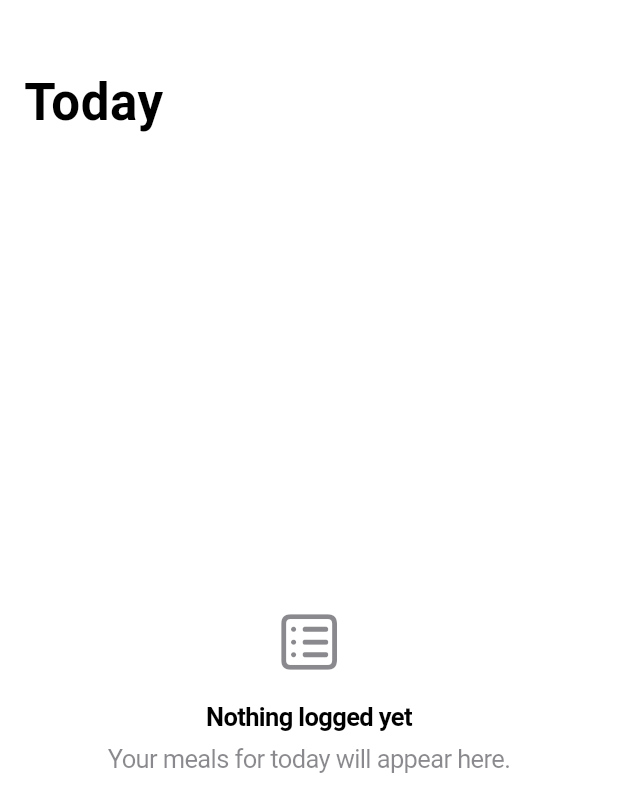
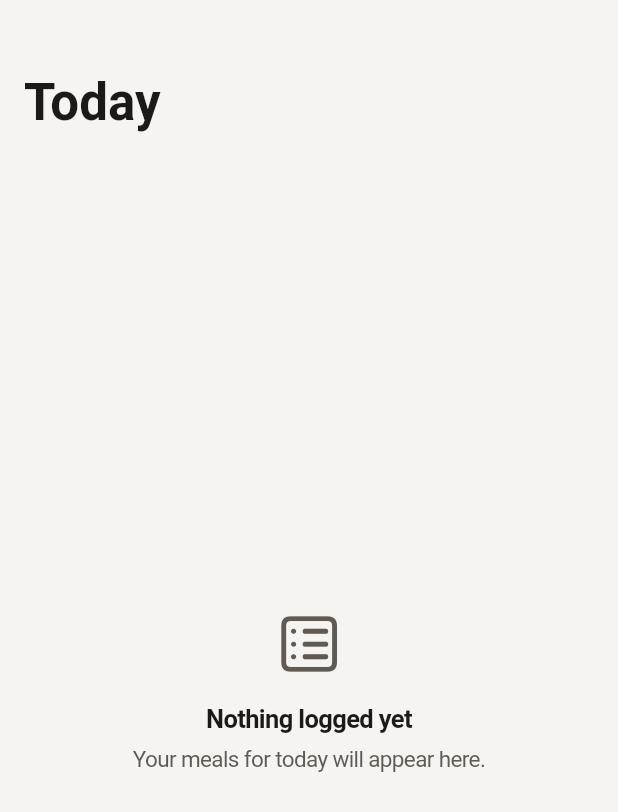
Before and after one commit to Rohithstrike/Food-Tracker, a Flutter app: the screen it shows after launch, on a phone screen of 412 x 824 dp. Shown: the top 812 px of the screen. Run offline on Flutter 3.47's test engine with Material 3 defaults, Android fonts, the phone set to English and light mode, and no system bars.

Commit message:
Add design system foundation: colours, spacing, typography, theme

```diff
--- /dev/null
+++ b/lib/core/design_system/app_colors.dart
@@ -0,0 +1,157 @@
+import 'package:flutter/cupertino.dart';
+
+/// Indian Food Tracker colour tokens.
+///
+/// Direction: "Warm paper, quiet ink, one spice".
+///
+/// Every token is a [CupertinoDynamicColor] with a light and dark value.
+/// Screens must use these tokens — never raw hex colours.
+///
+/// Resolve a token for the current appearance with:
+///   AppColors.textPrimary.resolveFrom(context)
+/// (Cupertino widgets and the theme resolve them automatically.)
+///
+/// Contrast ratios below are WCAG 2.x, calculated for each colour against
+/// [background], [surface] and [surfaceSecondary]. The lowest value is shown.
+/// They are re-checked automatically in test/design_system_test.dart.
+abstract final class AppColors {
+  // ---------------------------------------------------------------------------
+  // Surfaces
+  // ---------------------------------------------------------------------------
+
+  /// Page background. Warm off-white in light mode; warm near-black in dark.
+  static const CupertinoDynamicColor background =
+      CupertinoDynamicColor.withBrightness(
+    color: Color(0xFFF6F4F1),
+    darkColor: Color(0xFF0F0E0D),
+  );
+
+  /// Grouped sections and cards sitting on [background].
+  static const CupertinoDynamicColor surface =
+      CupertinoDynamicColor.withBrightness(
+    color: Color(0xFFFFFFFF),
+    darkColor: Color(0xFF1C1B19),
+  );
+
+  /// Sheets and floating controls. In dark mode, elevation is shown by a
+  /// lighter surface rather than shadows.
+  static const CupertinoDynamicColor surfaceElevated =
+      CupertinoDynamicColor.withBrightness(
+    color: Color(0xFFFFFFFF),
+    darkColor: Color(0xFF282624),
+  );
+
+  /// Input fields and pressed fills.
+  /// Rule: avoid small coloured text ([success], [carbs]) on this surface
+  /// in light mode — it falls below 4.5:1.
+  static const CupertinoDynamicColor surfaceSecondary =
+      CupertinoDynamicColor.withBrightness(
+    color: Color(0xFFEEEBE6),
+    darkColor: Color(0xFF2A2825),
+  );
+
+  /// Hairline dividers. Decorative only — never the sole carrier of meaning.
+  static const CupertinoDynamicColor separator =
+      CupertinoDynamicColor.withBrightness(
+    color: Color(0xFFDDD8D0),
+    darkColor: Color(0xFF3A3733),
+  );
+
+  // ---------------------------------------------------------------------------
+  // Text
+  // ---------------------------------------------------------------------------
+
+  /// Main text. Worst case: 14.60:1 light, 13.05:1 dark.
+  static const CupertinoDynamicColor textPrimary =
+      CupertinoDynamicColor.withBrightness(
+    color: Color(0xFF1C1A17),
+    darkColor: Color(0xFFF4F1EC),
+  );
+
+  /// Supporting labels. Worst case: 5.73:1 light, 5.82:1 dark.
+  static const CupertinoDynamicColor textSecondary =
+      CupertinoDynamicColor.withBrightness(
+    color: Color(0xFF605A53),
+    darkColor: Color(0xFFA9A29A),
+  );
+
+  /// Placeholders, hints and disabled text ONLY.
+  /// Below 4.5:1 (worst case 3.11:1 light, 3.32:1 dark), so never use it
+  /// for essential small text.
+  static const CupertinoDynamicColor textTertiary =
+      CupertinoDynamicColor.withBrightness(
+    color: Color(0xFF8A847C),
+    darkColor: Color(0xFF7D776F),
+  );
+
+  // ---------------------------------------------------------------------------
+  // Accent — cinnamon. Used only for actions and selection.
+  // ---------------------------------------------------------------------------
+
+  /// Buttons, links, selected states. Worst case: 5.22:1 light, 6.37:1 dark.
+  static const CupertinoDynamicColor accent =
+      CupertinoDynamicColor.withBrightness(
+    color: Color(0xFF9A4A26),
+    darkColor: Color(0xFFE39A6C),
+  );
+
+  /// Text and icons placed ON [accent] (e.g. a filled button label).
+  /// 6.21:1 light, 7.53:1 dark.
+  static const CupertinoDynamicColor onAccent =
+      CupertinoDynamicColor.withBrightness(
+    color: Color(0xFFFFFFFF),
+    darkColor: Color(0xFF1C1A17),
+  );
+
+  // ---------------------------------------------------------------------------
+  // Status
+  // ---------------------------------------------------------------------------
+
+  /// Confirmation. Light: 4.78:1 on background, 4.42:1 on surfaceSecondary
+  /// (avoid small text there). Dark worst case: 6.82:1.
+  static const CupertinoDynamicColor success =
+      CupertinoDynamicColor.withBrightness(
+    color: Color(0xFF2D7A4C),
+    darkColor: Color(0xFF6CC28E),
+  );
+
+  /// Cautions. Worst case: 4.77:1 light, 7.71:1 dark.
+  static const CupertinoDynamicColor warning =
+      CupertinoDynamicColor.withBrightness(
+    color: Color(0xFF8F5C00),
+    darkColor: Color(0xFFE3B556),
+  );
+
+  /// Errors. Worst case: 5.08:1 light, 5.81:1 dark.
+  static const CupertinoDynamicColor error =
+      CupertinoDynamicColor.withBrightness(
+    color: Color(0xFFB3362B),
+    darkColor: Color(0xFFF2837A),
+  );
+
+  // ---------------------------------------------------------------------------
+  // Nutrition — always shown WITH a text label; colour is never the only cue.
+  // ---------------------------------------------------------------------------
+
+  /// Protein — muted slate teal. Worst case: 4.99:1 light, 6.87:1 dark.
+  static const CupertinoDynamicColor protein =
+      CupertinoDynamicColor.withBrightness(
+    color: Color(0xFF2F6A88),
+    darkColor: Color(0xFF86B8D4),
+  );
+
+  /// Carbohydrates — turmeric ochre. Light: 4.61:1 on background,
+  /// 4.25:1 on surfaceSecondary (avoid small text there). Dark: 7.84:1.
+  static const CupertinoDynamicColor carbs =
+      CupertinoDynamicColor.withBrightness(
+    color: Color(0xFF8A6A12),
+    darkColor: Color(0xFFDDB963),
+  );
+
+  /// Fat — soft plum. Worst case: 5.29:1 light, 6.63:1 dark.
+  static const CupertinoDynamicColor fat =
+      CupertinoDynamicColor.withBrightness(
+    color: Color(0xFF8A4A7A),
+    darkColor: Color(0xFFCFA0C4),
+  );
+}
--- /dev/null
+++ b/lib/core/design_system/app_spacing.dart
@@ -0,0 +1,84 @@
+import 'package:flutter/widgets.dart';
+
+/// Indian Food Tracker spacing scale and layout rules.
+///
+/// Screens should prefer the semantic layout tokens (e.g. [pageMargin],
+/// [sectionGap]) and fall back to the raw scale only when no semantic
+/// token fits. Never type raw spacing numbers in screens.
+///
+/// Values are logical pixels.
+abstract final class AppSpacing {
+  // ---------------------------------------------------------------------------
+  // Raw scale (approved: 4, 8, 12, 16, 20, 24, 32, 40, 48, 64)
+  // ---------------------------------------------------------------------------
+
+  static const double xxs = 4;
+  static const double xs = 8;
+  static const double sm = 12;
+  static const double md = 16;
+  static const double lg = 20;
+  static const double xl = 24;
+  static const double xxl = 32;
+  static const double xxxl = 40;
+  static const double huge = 48;
+  static const double giant = 64;
+
+  // ---------------------------------------------------------------------------
+  // Semantic layout tokens — always taken from the raw scale above.
+  // ---------------------------------------------------------------------------
+
+  /// Left/right margin for page content.
+  static const double pageMargin = lg; // 20
+
+  /// Padding inside a grouped section or card.
+  static const double sectionPadding = md; // 16
+
+  /// Gap between two separate sections on a page.
+  static const double sectionGap = xxl; // 32
+
+  /// Gap between closely related items (e.g. a label and its value).
+  static const double itemGapTight = xs; // 8
+
+  /// Gap between related items within a section.
+  static const double itemGap = sm; // 12
+
+  /// Minimum width and height for anything tappable (Apple guideline).
+  /// Use as a minimum constraint only — never as a fixed content height.
+  static const double minTouchTarget = 44;
+
+  // ---------------------------------------------------------------------------
+  // Ready-made insets
+  // ---------------------------------------------------------------------------
+
+  /// Horizontal page margins only.
+  static const EdgeInsets pageHorizontal =
+      EdgeInsets.symmetric(horizontal: pageMargin);
+
+  /// Padding inside a grouped section or card.
+  static const EdgeInsets sectionInsets = EdgeInsets.all(sectionPadding);
+}
+
+/// Indian Food Tracker corner radii.
+///
+/// Only these four radii are allowed, to keep shapes consistent.
+abstract final class AppRadius {
+  /// Inputs and small controls.
+  static const double small = 10;
+
+  /// Grouped sections and cards.
+  static const double medium = 14;
+
+  /// Sheets and floating bars.
+  static const double large = 22;
+
+  /// Fully rounded pills and the future floating navigation.
+  /// 999 fully rounds any control shorter than ~2000 px.
+  static const double capsule = 999;
+
+  static const BorderRadius smallAll = BorderRadius.all(Radius.circular(small));
+  static const BorderRadius mediumAll =
+      BorderRadius.all(Radius.circular(medium));
+  static const BorderRadius largeAll = BorderRadius.all(Radius.circular(large));
+  static const BorderRadius capsuleAll =
+      BorderRadius.all(Radius.circular(capsule));
+}
--- /dev/null
+++ b/lib/core/design_system/app_typography.dart
@@ -0,0 +1,102 @@
+import 'package:flutter/cupertino.dart';
+
+/// Indian Food Tracker typography.
+///
+/// Styles here are deliberately COLOURLESS. Apply colour where the style is
+/// used, from AppColors, resolved for the current appearance:
+///
+///   AppTypography.body.copyWith(
+///     color: AppColors.textPrimary.resolveFrom(context),
+///   )
+///
+/// Sizes follow the iOS default text-size scale. Flutter applies the user's
+/// text-scaling setting on top of these sizes automatically — never wrap
+/// text in fixed-height containers.
+///
+/// Font families match those used by Flutter's own Cupertino defaults:
+/// on iOS they resolve to the system font; in Chrome a fallback font is used.
+abstract final class AppTypography {
+  static const String _textFamily = 'CupertinoSystemText';
+  static const String _displayFamily = 'CupertinoSystemDisplay';
+
+  /// Page titles, e.g. "Today".
+  static const TextStyle largeTitle = TextStyle(
+    fontFamily: _displayFamily,
+    fontSize: 34,
+    fontWeight: FontWeight.w700,
+  );
+
+  /// Section headers on key screens.
+  static const TextStyle title = TextStyle(
+    fontFamily: _displayFamily,
+    fontSize: 22,
+    fontWeight: FontWeight.w600,
+  );
+
+  /// List-row titles and emphasised short text.
+  static const TextStyle headline = TextStyle(
+    fontFamily: _textFamily,
+    fontSize: 17,
+    fontWeight: FontWeight.w600,
+    letterSpacing: -0.41,
+  );
+
+  /// Default reading text.
+  static const TextStyle body = TextStyle(
+    fontFamily: _textFamily,
+    fontSize: 17,
+    fontWeight: FontWeight.w400,
+    letterSpacing: -0.41,
+  );
+
+  /// Secondary information.
+  static const TextStyle subheadline = TextStyle(
+    fontFamily: _textFamily,
+    fontSize: 15,
+    fontWeight: FontWeight.w400,
+  );
+
+  /// Metadata.
+  static const TextStyle footnote = TextStyle(
+    fontFamily: _textFamily,
+    fontSize: 13,
+    fontWeight: FontWeight.w400,
+  );
+
+  /// Smallest labels. Use sparingly.
+  static const TextStyle caption = TextStyle(
+    fontFamily: _textFamily,
+    fontSize: 12,
+    fontWeight: FontWeight.w400,
+  );
+
+  /// Hero nutrition number (e.g. daily calories).
+  /// Tabular figures keep digits the same width, so values don't shift
+  /// sideways when they change.
+  static const TextStyle numericDisplay = TextStyle(
+    fontFamily: _displayFamily,
+    fontSize: 48,
+    fontWeight: FontWeight.w600,
+    fontFeatures: <FontFeature>[FontFeature.tabularFigures()],
+  );
+
+  /// Unit shown beside a hero number (e.g. "kcal").
+  /// Pair with AppColors.textSecondary so the number dominates.
+  static const TextStyle numericUnit = TextStyle(
+    fontFamily: _textFamily,
+    fontSize: 17,
+    fontWeight: FontWeight.w500,
+  );
+}
+
+/// Icon sizes. Icons are sized like type, so they live beside typography.
+abstract final class AppIconSize {
+  /// Inline with body text.
+  static const double inline = 17;
+
+  /// Standard toolbar / row icons.
+  static const double standard = 22;
+
+  /// Large illustrative icon in empty states.
+  static const double emptyState = 48;
+}
--- a/lib/main.dart
+++ b/lib/main.dart
@@ -1,21 +1,26 @@
 import 'package:flutter/cupertino.dart';
+
+import 'core/design_system/app_colors.dart';
+import 'core/design_system/app_spacing.dart';
+import 'core/design_system/app_theme.dart';
+import 'core/design_system/app_typography.dart';
 
 void main() {
   runApp(const IndianFoodTrackerApp());
 }
 
 /// Root of the application.
-/// Uses CupertinoApp so the app follows iOS design conventions.
-/// Brightness is not fixed, so it follows the system light/dark setting.
+/// The theme follows the system light/dark appearance.
 class IndianFoodTrackerApp extends StatelessWidget {
   const IndianFoodTrackerApp({super.key});
 
   @override
   Widget build(BuildContext context) {
-    return const CupertinoApp(
+    return CupertinoApp(
       title: 'Indian Food Tracker',
       debugShowCheckedModeBanner: false,
-      home: TodayShell(),
+      theme: AppTheme.build(),
+      home: const TodayShell(),
     );
   }
 }
@@ -27,9 +32,8 @@ class TodayShell extends StatelessWidget {
 
   @override
   Widget build(BuildContext context) {
-    final textTheme = CupertinoTheme.of(context).textTheme;
-    final secondaryColor =
-        CupertinoColors.secondaryLabel.resolveFrom(context);
+    final textPrimary = AppColors.textPrimary.resolveFrom(context);
+    final textSecondary = AppColors.textSecondary.resolveFrom(context);
 
     return CupertinoPageScaffold(
       child: CustomScrollView(
@@ -41,26 +45,29 @@ class TodayShell extends StatelessWidget {
             hasScrollBody: false,
             child: Center(
               child: Padding(
-                padding: const EdgeInsets.all(32),
+                padding: AppSpacing.pageHorizontal,
                 child: Column(
                   mainAxisSize: MainAxisSize.min,
                   children: [
                     Icon(
                       CupertinoIcons.square_list,
-                      size: 48,
-                      color: secondaryColor,
+                      size: AppIconSize.emptyState,
+                      color: textSecondary,
+                      semanticLabel: 'Empty meal list',
                     ),
-                    const SizedBox(height: 16),
+                    const SizedBox(height: AppSpacing.md),
                     Text(
                       'Nothing logged yet',
-                      style: textTheme.navTitleTextStyle,
+                      style: AppTypography.headline.copyWith(
+                        color: textPrimary,
+                      ),
                       textAlign: TextAlign.center,
                     ),
-                    const SizedBox(height: 8),
+                    const SizedBox(height: AppSpacing.itemGapTight),
                     Text(
                       'Your meals for today will appear here.',
-                      style: textTheme.textStyle.copyWith(
-                        color: secondaryColor,
+                      style: AppTypography.subheadline.copyWith(
+                        color: textSecondary,
                       ),
                       textAlign: TextAlign.center,
                     ),
```
Also changed, not shown: lib/core/design_system/app_theme.dart (added, +32 -0 lines), 1 other file.
